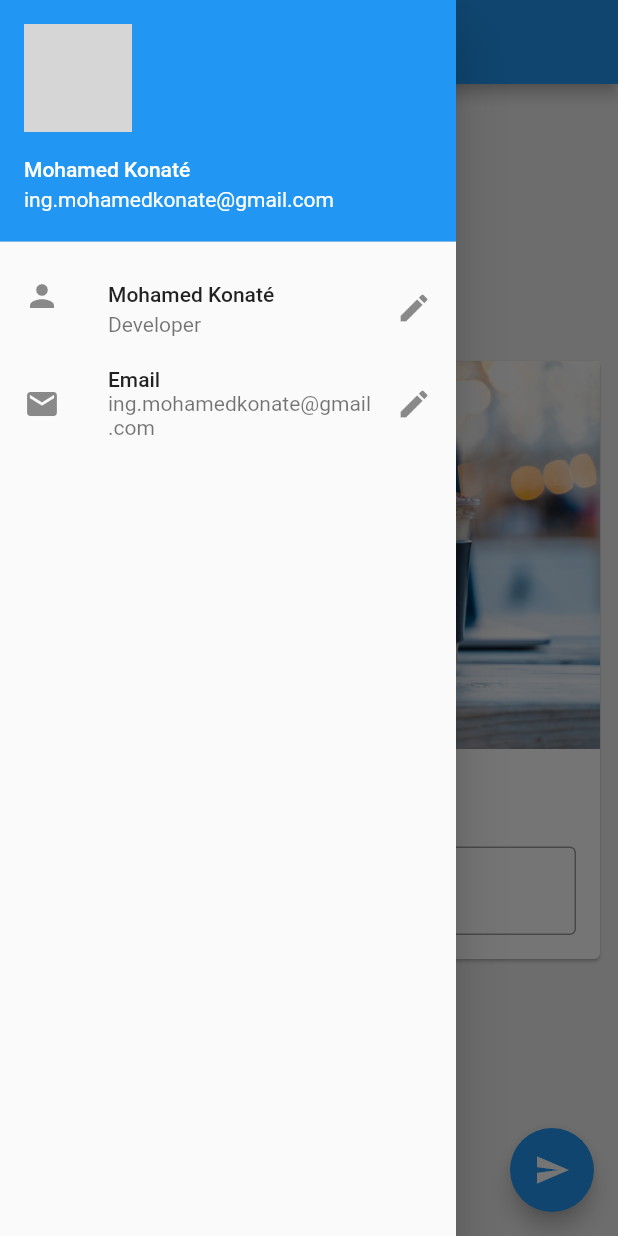
After one commit to Mohamed-Konate/flutter-essentials, a Flutter app: the screen it shows after launch, with the side drawer open, on a phone screen of 412 x 824 dp. The commit adds this screen. Run offline on Flutter 3.47's test engine with Material 2 defaults, Android fonts, the phone set to English and light mode, and no system bars; network calls fail; grey boxes are pictures that could not be loaded.

Commit message:
Organize the project

```diff
--- /dev/null
+++ b/lib/drawer.dart
@@ -0,0 +1,36 @@
+import 'package:flutter/material.dart';
+
+class MyDrawer extends StatelessWidget {
+  @override
+  Widget build(BuildContext context) {
+    return Drawer(
+      child: ListView(
+        padding: const EdgeInsets.all(0),
+        children: [
+          UserAccountsDrawerHeader(
+            accountName: Text('Mohamed Konaté'),
+            accountEmail: Text('ing.mohamedkonate@gmail.com'),
+            currentAccountPicture: CircleAvatar(
+              backgroundImage: NetworkImage(
+                  "https://images.unsplash.com/photo-1485827404703-89b55fcc595e?ixlib=rb-1.2.1&ixid=eyJhcHBfaWQiOjEyMDd9&auto=format&fit=crop&w=2550&q=80"),
+            ),
+          ),
+          ListTile(
+            leading: Icon(Icons.person),
+            title: Text('Mohamed Konaté'),
+            subtitle: Text('Developer'),
+            trailing: Icon(Icons.edit),
+            onTap: () {},
+          ),
+          ListTile(
+            leading: Icon(Icons.email),
+            title: Text('Email'),
+            subtitle: Text('ing.mohamedkonate@gmail.com'),
+            trailing: Icon(Icons.edit),
+            onTap: () {},
+          )
+        ],
+      ),
+    );
+  }
+}
--- /dev/null
+++ b/lib/name_card_widget.dart
@@ -0,0 +1,40 @@
+import 'package:flutter/material.dart';
+
+class NameCardWidget extends StatelessWidget {
+  const NameCardWidget({
+    Key key,
+    @required this.myText,
+    @required TextEditingController nameController,
+  }) : _nameController = nameController, super(key: key);
+
+  final String myText;
+  final TextEditingController _nameController;
+
+  @override
+  Widget build(BuildContext context) {
+    return Card(
+      child: Column(
+        children: [
+          Image.asset("assets/card_image.jpeg"),
+          SizedBox(
+            height: 20,
+          ),
+          Text(
+            myText,
+            style: TextStyle(fontSize: 25, fontWeight: FontWeight.bold),
+          ),
+          Padding(
+            padding: const EdgeInsets.all(16.0),
+            child: TextField(
+              controller: _nameController,
+              decoration: InputDecoration(
+                  border: OutlineInputBorder(),
+                  hintText: "Enter some Text",
+                  labelText: "Name"),
+            ),
+          )
+        ],
+      ),
+    );
+  }
+}
--- /dev/null
+++ b/lib/pages/home_page.dart
@@ -0,0 +1,41 @@
+import 'package:flutter/material.dart';
+
+import '../drawer.dart';
+import '../name_card_widget.dart';
+
+class HomePage extends StatefulWidget {
+  @override
+  _HomePageState createState() => _HomePageState();
+}
+
+class _HomePageState extends State<HomePage> {
+  String myText = "";
+
+  TextEditingController _nameController = TextEditingController();
+
+  @override
+  Widget build(BuildContext context) {
+    return Scaffold(
+      backgroundColor: Colors.grey[200],
+      appBar: AppBar(
+        title: Text('Home page'),
+      ),
+      body: Center(
+        child: Padding(
+          padding: const EdgeInsets.all(8.0),
+          child: SingleChildScrollView(
+            child: NameCardWidget(myText: myText, nameController: _nameController),
+          ),
+        ),
+      ),
+      drawer: MyDrawer(),
+      floatingActionButton: FloatingActionButton(
+        onPressed: () {
+          myText = _nameController.text;
+          setState(() {});
+        },
+        child: Icon(Icons.send),
+      ),
+    );
+  }
+}
```
Also changed, not shown: lib/main.dart (+1 -88 lines).
